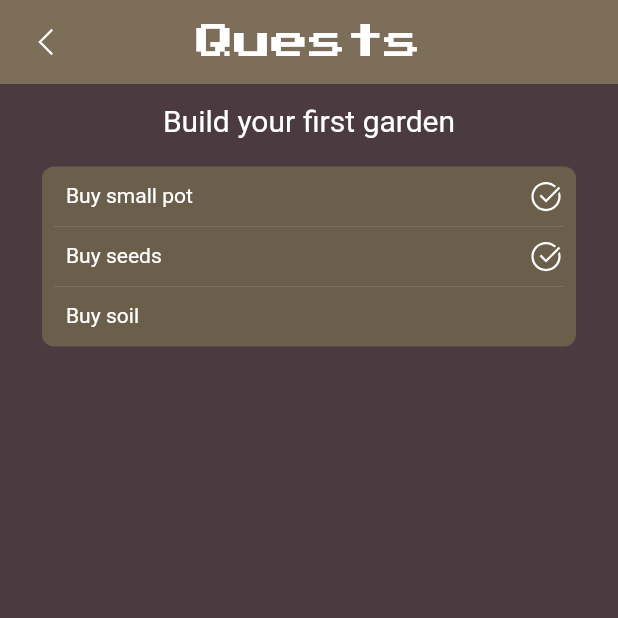
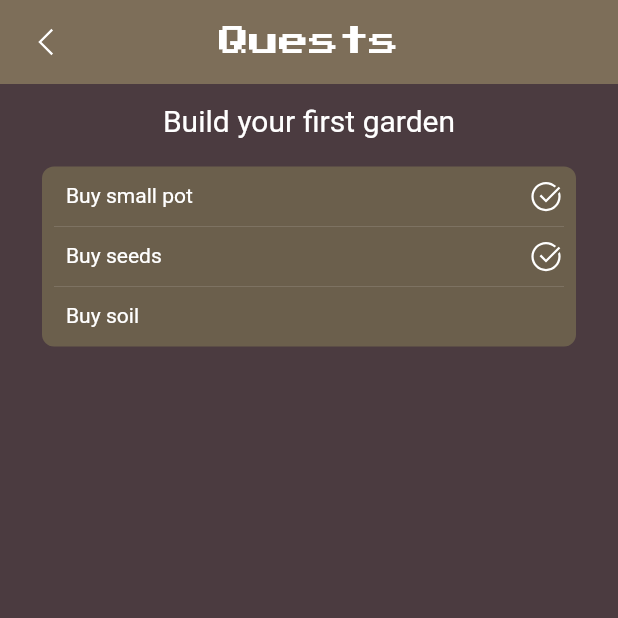
Before and after one commit to 2002Bishwajeet/acorny-tree, a Flutter app: the QuestScreen screen opened by its route, on a phone screen of 412 x 824 dp, the top half of it. Run offline on Flutter 3.47's test engine with Material 2 defaults, Android fonts, the light colour scheme and no system bars; our stand-ins replace flutter_riverpod, google_fonts, line_icons, lottie.

Commit message:
Update onboarding

```diff
--- a/lib/screens/onboarding.dart
+++ b/lib/screens/onboarding.dart
@@ -27,6 +27,7 @@ class _OnboardingScreenState extends State<OnboardingScreen> {
           const TreeAppbar(
             color: Themes.brown,
             sliver: false,
+            title: Text('Start your garden'),
           ),
           Expanded(
               child: Align(
@@ -75,7 +76,7 @@ class _OnboardingScreenState extends State<OnboardingScreen> {
                 icon: LineIcon.check(),
                 label: const Text('Continue'),
                 onPressed: () {
-                  Navigator.of(context).pushNamed('home');
+                  Navigator.of(context).pushNamed('/home');
                 },
                 style: ElevatedButton.styleFrom(primary: Themes.brownAccent),
               ),
--- a/lib/widgets/app_bar.dart
+++ b/lib/widgets/app_bar.dart
@@ -89,7 +89,7 @@ class TreeAppbar extends StatelessWidget implements PreferredSizeWidget {
                 : DefaultTextStyle(
                     style: GoogleFonts.pressStart2p(
                       color: Colors.white,
-                      fontSize: 25.0,
+                      fontSize: 20.0,
                     ),
                     child: title!,
                   ),
```
